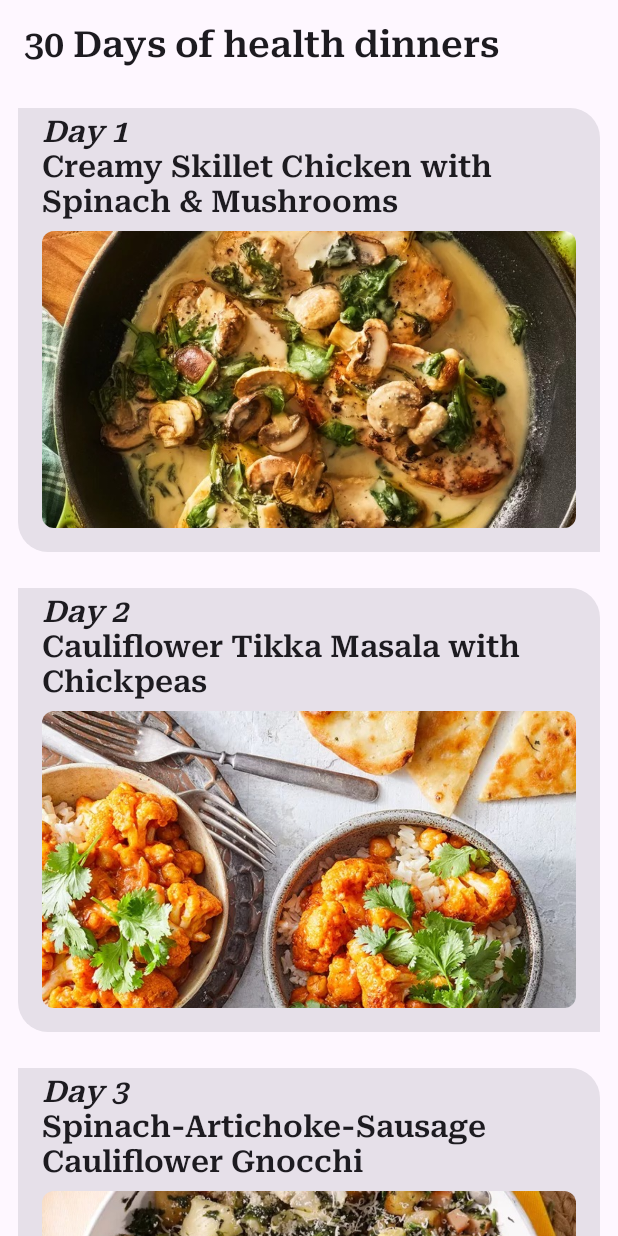
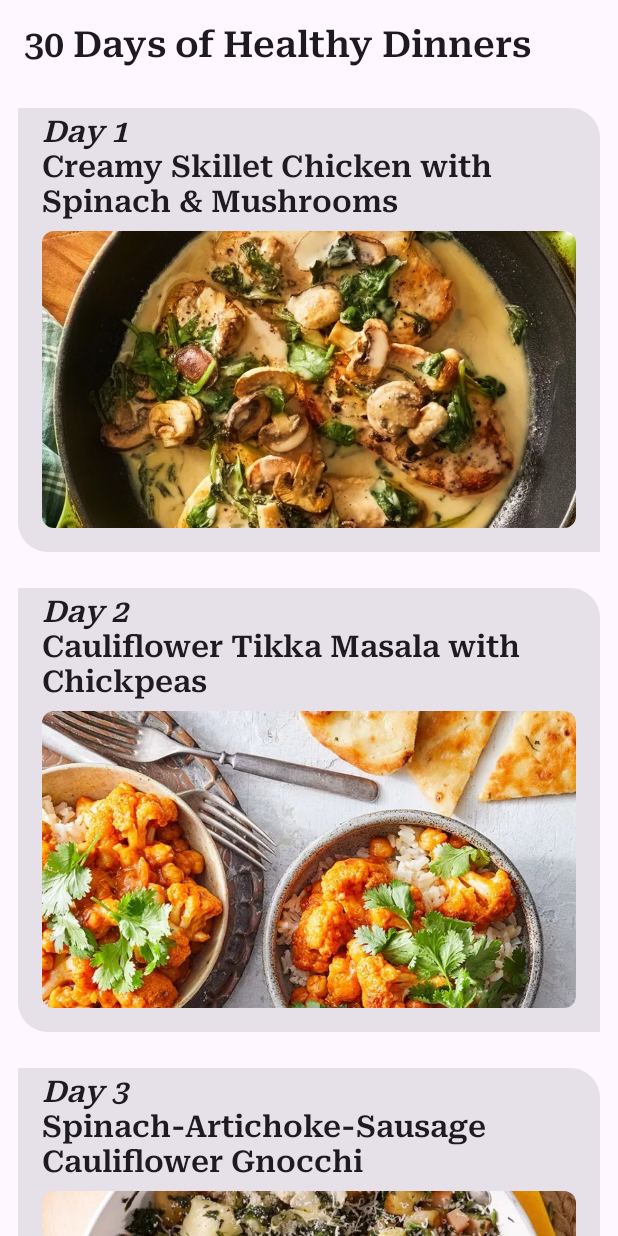
Before and after one commit to fabioweck/30-days-of-healthy-dinners-app, an Android app built with Jetpack Compose: the screen it shows after launch (MainActivity), on a phone screen of 412 x 824 dp. Run offline under Robolectric (Android 15) with nearby library versions, the phone set to English and light mode, and no system bars; Roboto replaces fonts that are not available here.

Commit message:
first commit

```diff
--- a/app/src/main/java/com/example/a30daysapp/MainActivity.kt
+++ b/app/src/main/java/com/example/a30daysapp/MainActivity.kt
@@ -69,7 +69,7 @@ fun TopAppBar(modifier: Modifier = Modifier){
             .background(MaterialTheme.colorScheme.background)
     ) {
         Text(
-            text = "30 Days of health dinners",
+            text = stringResource(id = R.string.top_bar),
             style = MaterialTheme.typography.labelLarge,
             modifier = Modifier
                 .fillMaxWidth()
@@ -104,10 +104,12 @@ fun DinnerCard(dinnerInfo: Dinner, modifier: Modifier = Modifier){
         Column (
             modifier = Modifier
                 .padding(start = 16.dp, end = 16.dp, bottom = 16.dp, top = 4.dp)
-                .animateContentSize(animationSpec = spring(
-                    dampingRatio = Spring.DampingRatioMediumBouncy,
-                    stiffness = Spring.StiffnessMedium
-                ))
+                .animateContentSize(
+                    animationSpec = spring(
+                        dampingRatio = Spring.DampingRatioMediumBouncy,
+                        stiffness = Spring.StiffnessMedium
+                    )
+                )
         ){
             Text(
                 text = "Day ${stringResource(id = dinnerInfo.day)}",
@@ -123,7 +125,7 @@ fun DinnerCard(dinnerInfo: Dinner, modifier: Modifier = Modifier){
                 modifier = Modifier
                     .fillMaxWidth()
                     .height(dimensionResource(id = R.dimen.image_height))
-                    .clickable { expanded = !expanded}
+                    .clickable { expanded = !expanded }
                     .clip(MaterialTheme.shapes.small),
                 contentScale = ContentScale.Crop
             )
--- a/app/src/main/res/values/strings.xml
+++ b/app/src/main/res/values/strings.xml
@@ -1,5 +1,6 @@
 <resources>
     <string name="app_name">30DaysApp</string>
+    <string name="top_bar">30 Days of Healthy Dinners</string>
     <string name="dinner1_day">1</string>
     <string name="dinner1_name">Creamy Skillet Chicken with Spinach &amp; Mushrooms</string>
     <string name="dinner1_details">Chicken cutlets are topped with a spinach-mushroom cream sauce for a flavorful yet healthy dinner. Serve over pasta or grains to soak up the sauce.</string>
```
